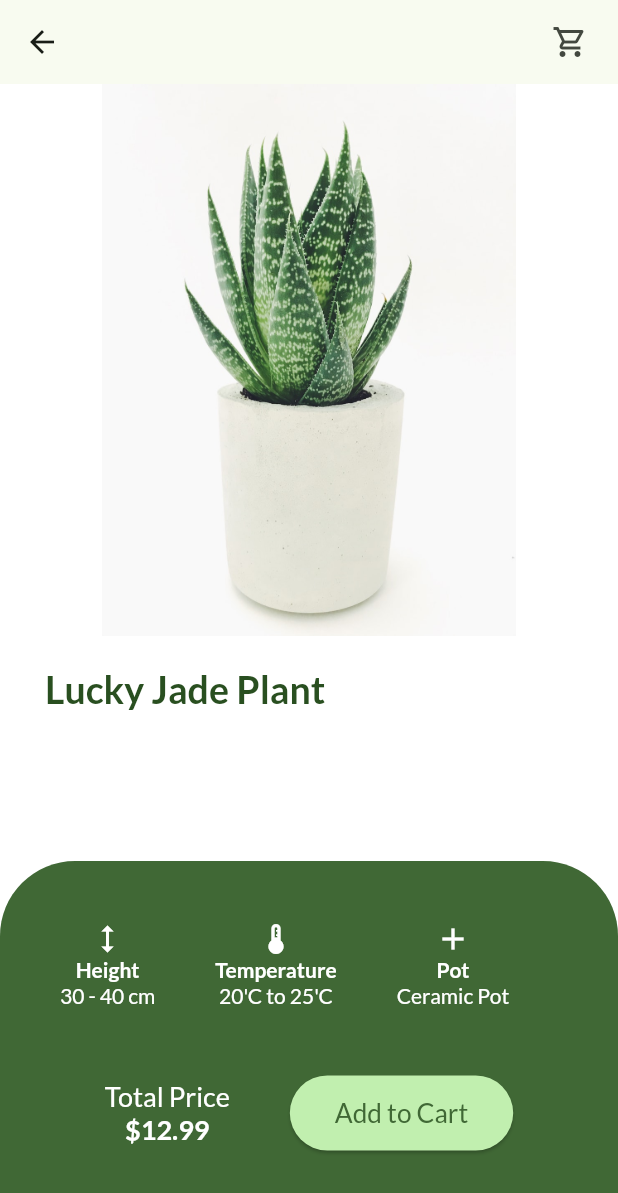
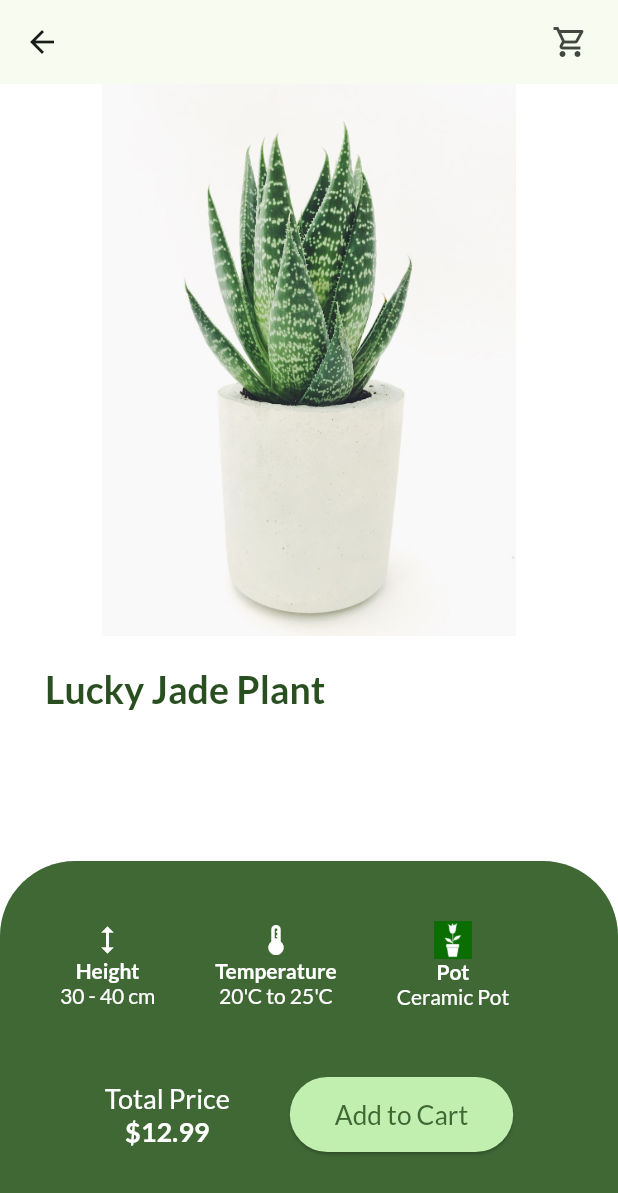
Before and after one commit to shahroz-dev/ui_challenge, a Flutter app: the PlantDetailScreen screen opened directly with sample values from the repository, on a phone screen of 412 x 824 dp. Shown: the top 1193 px of the screen. Run offline on Flutter 3.47's test engine with Material 2 defaults, Android fonts, the phone set to English and light mode, and no system bars; our stand-ins replace carousel_slider, flutter_riverpod, google_fonts, smooth_page_indicator.

Commit message:
updated ui

```diff
--- a/lib/screens/plant_detail.dart
+++ b/lib/screens/plant_detail.dart
@@ -137,10 +137,15 @@ class PlantDetailScreen extends StatelessWidget {
                           ),
                           Column(
                             children: [
-                              Icon(
-                                Icons.add,
-                                color: Theme.of(context).colorScheme.onPrimary,
+                              Image.asset(
+                                "assets/images/plant_pot.png",
+                                height: 25,
                               ),
+                              // Icon(
+
+                              //   Icons.add,
+                              //   color: Theme.of(context).colorScheme.onPrimary,
+                              // ),
                               Text(
                                 "Pot",
                                 style: TextStyle(
```
Also changed, not shown: assets/images/plant_pot.png (added).
